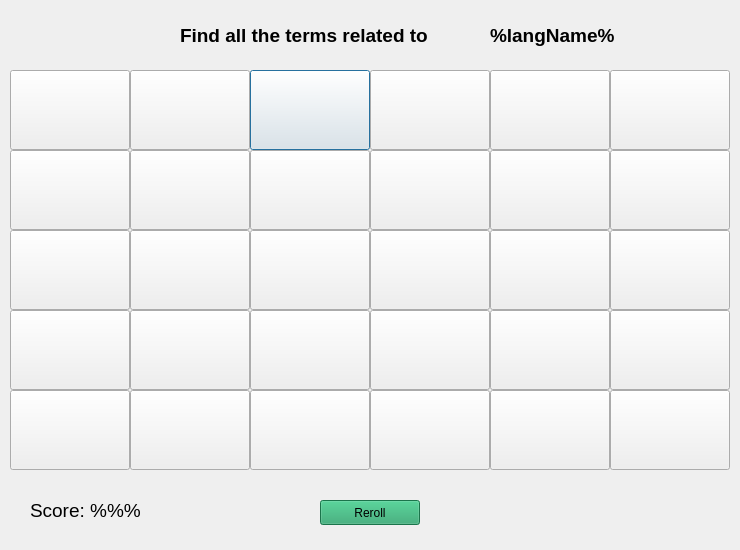
This is waves/try.ui in TravisAdamson/atlas-HackSprintCPP as Qt 5 draws it before an edit. The edited form follows.
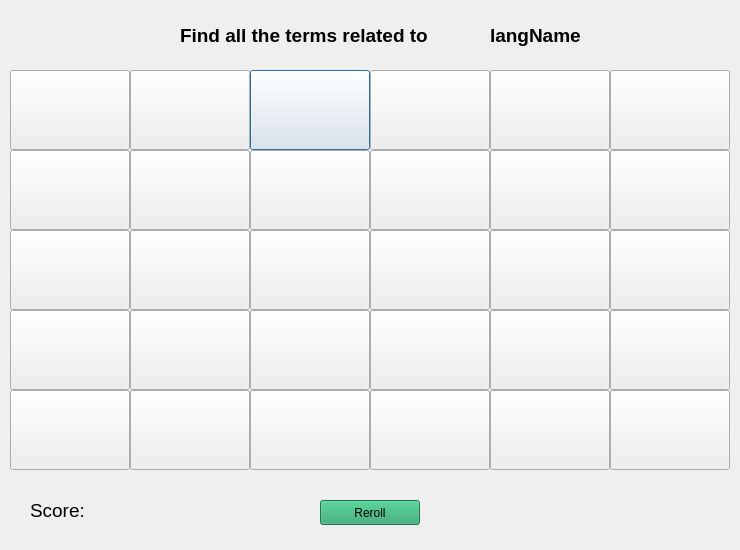
This is the edited form.

```diff
--- a/waves/try.ui
+++ b/waves/try.ui
@@ -182,7 +182,7 @@
     </font>
    </property>
    <property name="text">
-    <string>%langName%</string>
+    <string>langName</string>
    </property>
    <property name="alignment">
     <set>Qt::AlignLeading|Qt::AlignLeft|Qt::AlignVCenter</set>
@@ -222,7 +222,7 @@
     </font>
    </property>
    <property name="text">
-    <string>Score: %%%</string>
+    <string>Score: </string>
    </property>
   </widget>
   <widget class="QPushButton" name="pushButton_7">
```
